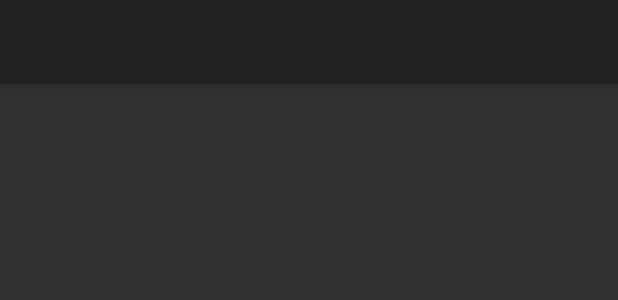
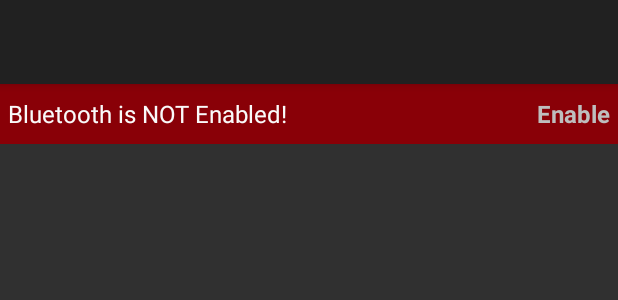
Before and after one commit to Keidan/BleConnector, an Android app: the layout app_bar_main.xml on its own in the app's theme, with its tools: preview values and no code run, on a phone screen of 412 x 824 dp. Shown: the top 300 px of the screen. Run offline under Robolectric (Android 15) with nearby library versions, the phone set to English and light mode, and no system bars.

Commit message:
modification of the bluetooth detection to remove the annoying dialog box

```diff
--- a/app/build.gradle
+++ b/app/build.gradle
@@ -45,8 +45,8 @@ dependencies {
     implementation 'com.jjoe64:graphview:4.2.1'
     implementation 'com.android.support:appcompat-v7:27.1.1'
     implementation 'com.android.support:design:27.1.1'
-    implementation 'com.android.support.constraint:constraint-layout:1.1.0'
+    implementation 'com.android.support.constraint:constraint-layout:1.1.3'
     testImplementation 'junit:junit:4.12'
-    androidTestImplementation 'com.android.support.test:runner:1.0.1'
-    androidTestImplementation 'com.android.support.test.espresso:espresso-core:3.0.1'
+    androidTestImplementation 'com.android.support.test:runner:1.0.2'
+    androidTestImplementation 'com.android.support.test.espresso:espresso-core:3.0.2'
 }
--- a/app/src/main/res/layout/app_bar_main.xml
+++ b/app/src/main/res/layout/app_bar_main.xml
@@ -1,5 +1,5 @@
 <?xml version="1.0" encoding="utf-8"?>
-<android.support.design.widget.CoordinatorLayout
+<RelativeLayout
     xmlns:android="http://schemas.android.com/apk/res/android"
     xmlns:app="http://schemas.android.com/apk/res-auto"
     xmlns:tools="http://schemas.android.com/tools"
@@ -10,6 +10,9 @@
     tools:context="fr.ralala.bleconnector.MainActivity">
 
     <android.support.design.widget.AppBarLayout
+      android:id="@+id/appBarLayout"
+        android:layout_alignParentTop="true"
+        android:layout_alignParentStart="true"
         android:layout_width="match_parent"
         android:layout_height="wrap_content"
         android:theme="@style/AppTheme.AppBarOverlay">
@@ -23,10 +26,45 @@
 
     </android.support.design.widget.AppBarLayout>
 
+
+    <RelativeLayout android:id="@+id/rlSnackBleStatus"
+      android:layout_alignParentStart="true"
+      android:layout_below="@+id/appBarLayout"
+      android:layout_width="match_parent"
+      android:layout_height="40dp"
+      android:background="@color/colorRedDark">
+        <TextView
+          android:id="@+id/tvBleStatusText"
+          android:layout_alignParentStart="true"
+          android:layout_centerVertical="true"
+          android:layout_width="wrap_content"
+          android:layout_height="wrap_content"
+          android:paddingEnd="0dp"
+          android:paddingStart="5dp"
+          android:textSize="16sp"
+          android:textColor="@color/colorWhite"
+          android:text="@string/ble_not_enabled"/>
+        <TextView
+          android:id="@+id/tvBleStatusAction"
+          android:layout_alignParentEnd="true"
+          android:layout_centerVertical="true"
+          android:layout_width="wrap_content"
+          android:layout_height="wrap_content"
+          android:textSize="16sp"
+          android:text="@string/enable"
+          android:textStyle="bold"
+          android:paddingEnd="5dp"
+          android:paddingStart="0dp"
+          android:textColor="@color/colorGrayLight"
+          tools:ignore="RelativeOverlap" />
+    </RelativeLayout>
+
     <FrameLayout
+      android:layout_below="@+id/rlSnackBleStatus"
+      android:layout_centerInParent="true"
         android:layout_width="match_parent"
         android:layout_height="match_parent"
         app:layout_behavior="@string/appbar_scrolling_view_behavior"
         android:id="@+id/content_frame"/>
 
-</android.support.design.widget.CoordinatorLayout>
+</RelativeLayout>
--- a/app/src/main/res/values/colors.xml
+++ b/app/src/main/res/values/colors.xml
@@ -38,4 +38,9 @@
     <color name="side_nav_bar_startColor">@color/windowBackground</color>
     <color name="side_nav_bar_centerColor">@color/colorPrimary</color>
     <color name="side_nav_bar_endColor">@color/navigationBarColor</color>
+
+
+    <color name="colorRedDark">#ff890007</color>
+    <color name="colorWhite">#fffafafa</color>
+    <color name="colorGrayLight">#ffbebebe</color>
 </resources>
--- a/app/src/main/res/values/strings.xml
+++ b/app/src/main/res/values/strings.xml
@@ -90,4 +90,5 @@
     <string name="alert_level_high">High</string>
     <string name="start_of_affected_attribute_handle_range">Start of Affected Attr.</string>
     <string name="end_of_affected_attribute_handle_range">End of Affected Attr.</string>
+    <string name="enable">Enable</string>
 </resources>
```
Also changed, not shown: app/src/main/java/fr/ralala/bleconnector/MainActivity.java (+31 -11 lines), 1 other file.
